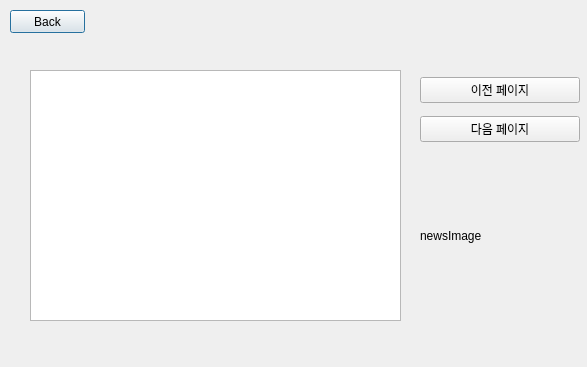
The window that Team_GUI/Main/Task/task_news.ui (preferKim/Embedded_Team1) describes before a commit, drawn with Qt 5.
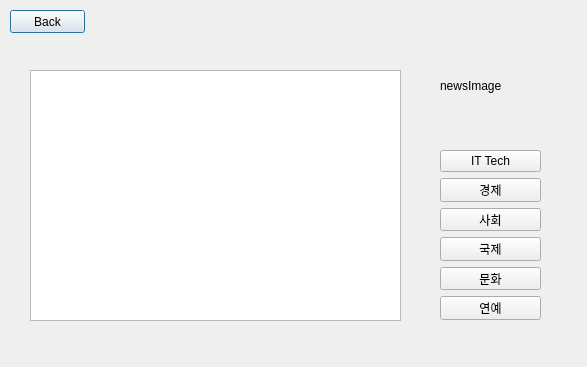
The same window after the commit.

What changed in the file:
```diff
--- a/Team_GUI/Main/Task/task_news.ui
+++ b/Team_GUI/Main/Task/task_news.ui
@@ -39,24 +39,52 @@
   <widget class="QWidget" name="verticalLayoutWidget">
    <property name="geometry">
     <rect>
-     <x>420</x>
-     <y>70</y>
-     <width>160</width>
-     <height>80</height>
+     <x>440</x>
+     <y>150</y>
+     <width>101</width>
+     <height>170</height>
     </rect>
    </property>
    <layout class="QVBoxLayout" name="verticalLayout">
     <item>
      <widget class="QPushButton" name="btn_prevpage">
       <property name="text">
-       <string>이전 페이지</string>
+       <string>IT Tech</string>
       </property>
      </widget>
     </item>
     <item>
      <widget class="QPushButton" name="btn_nextpage">
       <property name="text">
-       <string>다음 페이지</string>
+       <string>경제</string>
+      </property>
+     </widget>
+    </item>
+    <item>
+     <widget class="QPushButton" name="btn_03_social">
+      <property name="text">
+       <string>사회</string>
+      </property>
+     </widget>
+    </item>
+    <item>
+     <widget class="QPushButton" name="btn_04_international">
+      <property name="text">
+       <string>국제</string>
+      </property>
+     </widget>
+    </item>
+    <item>
+     <widget class="QPushButton" name="btn_05_culture">
+      <property name="text">
+       <string>문화</string>
+      </property>
+     </widget>
+    </item>
+    <item>
+     <widget class="QPushButton" name="btn_06_celebrity">
+      <property name="text">
+       <string>연예</string>
       </property>
      </widget>
     </item>
@@ -65,10 +93,10 @@
   <widget class="QLabel" name="label_newsImage">
    <property name="geometry">
     <rect>
-     <x>420</x>
-     <y>170</y>
-     <width>151</width>
-     <height>131</height>
+     <x>440</x>
+     <y>40</y>
+     <width>111</width>
+     <height>91</height>
     </rect>
    </property>
    <property name="text">
```
Left out of the diff: 4 changed lines with no effect on the pictures.
